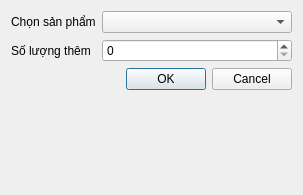
Before: the Qt Designer form addProductToStore.ui in DuongNguyen0210/StoreProject, drawn with Qt 5.
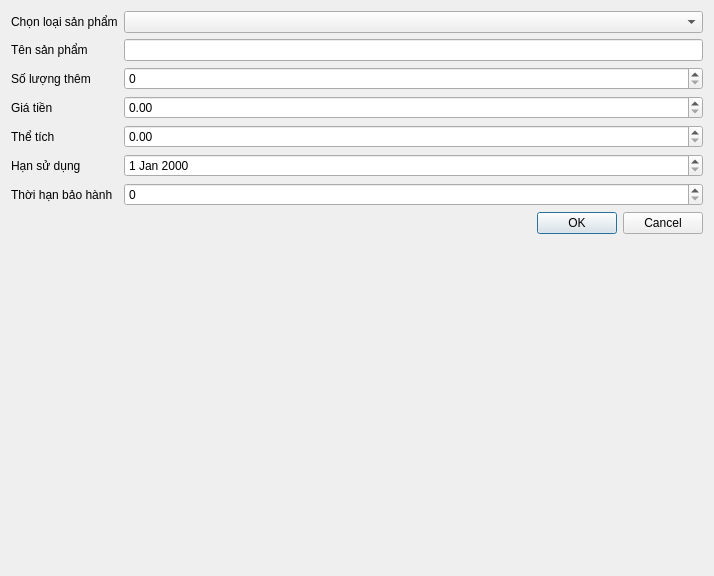
After: the same form once the commit is applied. Icons and pictures are not drawn.

```diff
--- a/addProductToStore.ui
+++ b/addProductToStore.ui
@@ -6,8 +6,8 @@
    <rect>
     <x>0</x>
     <y>0</y>
-    <width>303</width>
-    <height>195</height>
+    <width>714</width>
+    <height>576</height>
    </rect>
   </property>
   <property name="windowTitle">
@@ -21,7 +21,7 @@
    <item row="0" column="0">
     <widget class="QLabel" name="label">
      <property name="text">
-      <string>Chọn sản phẩm</string>
+      <string>Chọn loại sản phẩm</string>
      </property>
     </widget>
    </item>
@@ -29,16 +29,66 @@
     <widget class="QComboBox" name="comboProducts"/>
    </item>
    <item row="1" column="0">
+    <widget class="QLabel" name="label_3">
+     <property name="text">
+      <string>Tên sản phẩm</string>
+     </property>
+    </widget>
+   </item>
+   <item row="1" column="1">
+    <widget class="QLineEdit" name="Name"/>
+   </item>
+   <item row="2" column="0">
     <widget class="QLabel" name="label_2">
      <property name="text">
       <string>Số lượng thêm</string>
      </property>
     </widget>
    </item>
-   <item row="1" column="1">
-    <widget class="QSpinBox" name="spinQuantity"/>
-   </item>
    <item row="2" column="1">
+    <widget class="QSpinBox" name="Quantity"/>
+   </item>
+   <item row="3" column="0">
+    <widget class="QLabel" name="label_4">
+     <property name="text">
+      <string>Giá tiền</string>
+     </property>
+    </widget>
+   </item>
+   <item row="3" column="1">
+    <widget class="QDoubleSpinBox" name="Price"/>
+   </item>
+   <item row="4" column="0">
+    <widget class="QLabel" name="label_5">
+     <property name="text">
+      <string>Thể tích</string>
+     </property>
+    </widget>
+   </item>
+   <item row="4" column="1">
+    <widget class="QDoubleSpinBox" name="Volume"/>
+   </item>
+   <item row="5" column="0">
+    <widget class="QLabel" name="label_6">
+     <property name="text">
+      <string>Hạn sử dụng</string>
+     </property>
+    </widget>
+   </item>
+   <item row="6" column="0">
+    <widget class="QLabel" name="label_7">
+     <property name="text">
+      <string>Thời hạn bảo hành</string>
+     </property>
+    </widget>
+   </item>
+   <item row="6" column="1">
+    <widget class="QSpinBox" name="Warranty"/>
+   </item>
+   <item row="5" column="1">
+    <widget class="QDateEdit" name="dateEdit"/>
+   </item>
+   <item row="7" column="1">
     <widget class="QDialogButtonBox" name="buttonBox">
      <property name="orientation">
       <enum>Qt::Orientation::Horizontal</enum>
```
Left out of the diff: 10 changed lines with no effect on the pictures.
